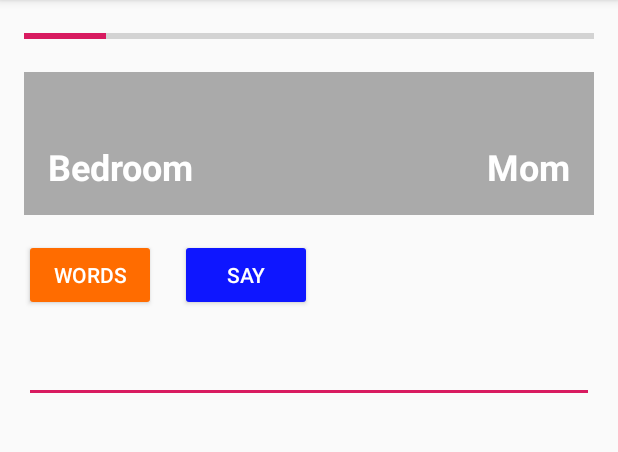
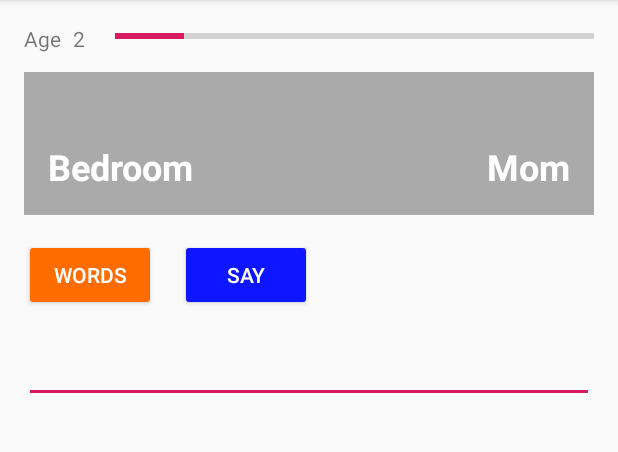
Before and after one commit to MWojnar/GGJ2019Android, an Android app: the DialogActivity screen opened directly, with no data from a screen before it, on a phone screen of 412 x 824 dp, the part 84-536 px from its top. Run offline under Robolectric (Android 15) with nearby library versions, the light colour scheme and no system bars.

Commit message:
Displaying the age

```diff
--- a/app/src/main/java/com/ggj2019android/DialogActivity.java
+++ b/app/src/main/java/com/ggj2019android/DialogActivity.java
@@ -34,6 +34,7 @@
 
     // Controls
     private ProgressBar _progressYear;
+    private TextView _ageValue;
     private TextView _lblLocationName;
     private TextView _lblPersonName;
     private EditText _txtRequest;
@@ -53,6 +54,7 @@
         setContentView(R.layout.activity_dialog);
 
         _progressYear = findViewById(R.id.progressYear);
+        _ageValue = findViewById(R.id.ageValue);
         _lblLocationName = findViewById(R.id.lblLocationName);
         _lblPersonName = findViewById(R.id.lblPersonName);
         _txtRequest = findViewById(R.id.txtRequest);
@@ -88,6 +90,8 @@
         super.onResume();
 
         _game = Game.INSTANCE;
+
+        _ageValue.setText(Integer.toString(_game.getAge()));
 
         Location location = _game.getCurrentLocation();
         Person person = _game.getCurrentPerson();
--- a/app/src/main/java/com/ggj2019android/MapActivity.java
+++ b/app/src/main/java/com/ggj2019android/MapActivity.java
@@ -27,6 +27,7 @@
 
     // Controls
     private ProgressBar _progressYear;
+    private TextView _ageValue;
     private RecyclerView _lstLocations;
     private RecyclerView.LayoutManager _locationsLayout;
     private RecyclerView.Adapter _locationsAdapter;
@@ -42,6 +43,7 @@
         setContentView(R.layout.activity_map);
 
         _progressYear = findViewById(R.id.progressYear);
+        _ageValue = findViewById(R.id.ageValue);
 
         // Setup the list of locations
         _lstLocations = findViewById(R.id.lstMapLocations);
@@ -61,6 +63,8 @@
         super.onResume();
 
         _game = Game.INSTANCE;
+
+        _ageValue.setText(Integer.toString(_game.getAge()));
 
         _locationsAdapter = new LocationsAdapter(_game.getLocations());
         _lstLocations.setAdapter(_locationsAdapter);
--- a/app/src/main/java/com/ggj2019android/SelectPersonActivity.java
+++ b/app/src/main/java/com/ggj2019android/SelectPersonActivity.java
@@ -24,6 +24,7 @@
 {
     // Controls
     private ProgressBar _progressYear;
+    private TextView _ageValue;
     private TextView _lblLocationName;
     private RecyclerView _lstPeople;
     private RecyclerView.LayoutManager _peopleLayout;
@@ -40,6 +41,7 @@
         setContentView(R.layout.activity_select_person);
 
         _progressYear = findViewById(R.id.progressYear);
+        _ageValue = findViewById(R.id.ageValue);
         _lblLocationName = findViewById(R.id.lblLocationName);
 
         // Setup the List of People at the current Location
@@ -57,6 +59,8 @@
         super.onResume();
 
         _game = Game.INSTANCE;
+
+        _ageValue.setText(Integer.toString(_game.getAge()));
 
         Location location = _game.getCurrentLocation();
         _peopleAdapter = new SelectPersonActivity.PeopleAdapter(location.getPeople());
--- a/app/src/main/java/com/ggj2019android/model/Game.java
+++ b/app/src/main/java/com/ggj2019android/model/Game.java
@@ -43,7 +43,7 @@
         _startTime = SystemClock.uptimeMillis();
         _currTime = _startTime;
         _timeElapsed = 0;
-        _age = 0;
+        _age = 2;
         _lifeStage = LifeStage.INFANT;
         _currentLocationId = "bedroom";
 
--- a/app/src/main/res/layout/activity_dialog.xml
+++ b/app/src/main/res/layout/activity_dialog.xml
@@ -35,11 +35,31 @@
             style="?android:attr/progressBarStyleHorizontal"
             android:layout_width="0dp"
             android:layout_height="wrap_content"
-            android:layout_marginStart="16dp"
+            android:layout_marginStart="8dp"
             android:layout_marginTop="16dp"
             android:layout_marginEnd="16dp"
             app:layout_constraintEnd_toEndOf="parent"
+            app:layout_constraintStart_toEndOf="@+id/ageValue"
+            app:layout_constraintTop_toTopOf="parent" />
+
+        <TextView
+            android:id="@+id/ageLabel"
+            android:layout_width="wrap_content"
+            android:layout_height="wrap_content"
+            android:layout_marginStart="16dp"
+            android:layout_marginTop="16dp"
+            android:text="@string/lbl_age"
             app:layout_constraintStart_toStartOf="parent"
+            app:layout_constraintTop_toTopOf="parent" />
+
+        <TextView
+            android:id="@+id/ageValue"
+            android:layout_width="20dp"
+            android:layout_height="wrap_content"
+            android:layout_marginStart="8dp"
+            android:layout_marginTop="16dp"
+            android:text="99"
+            app:layout_constraintStart_toEndOf="@+id/ageLabel"
             app:layout_constraintTop_toTopOf="parent" />
 
         <FrameLayout
--- a/app/src/main/res/values/strings.xml
+++ b/app/src/main/res/values/strings.xml
@@ -6,4 +6,5 @@
     <string name="btn_talk_submit">Say</string>
     <string name="btn_talk_vocab">Words</string>
     <string name="header_happy_birthday">Happy Birthday!!!</string>
+    <string name="lbl_age">Age</string>
 </resources>
```
Also changed, not shown: app/src/main/res/layout/activity_map.xml (+21 -1 lines), app/src/main/res/layout/activity_select_person.xml (+21 -1 lines).
